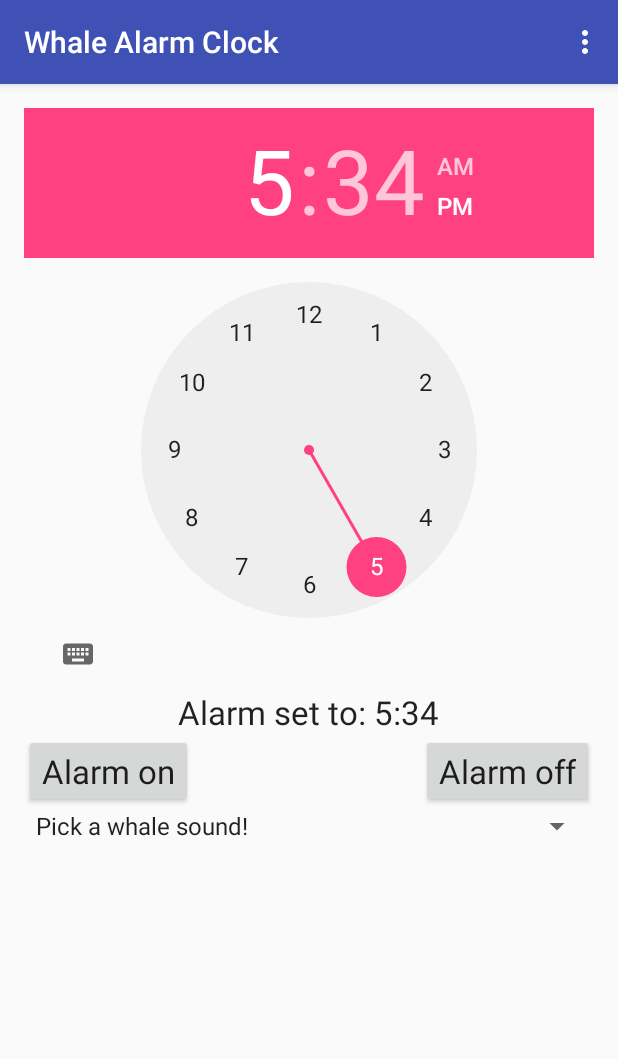
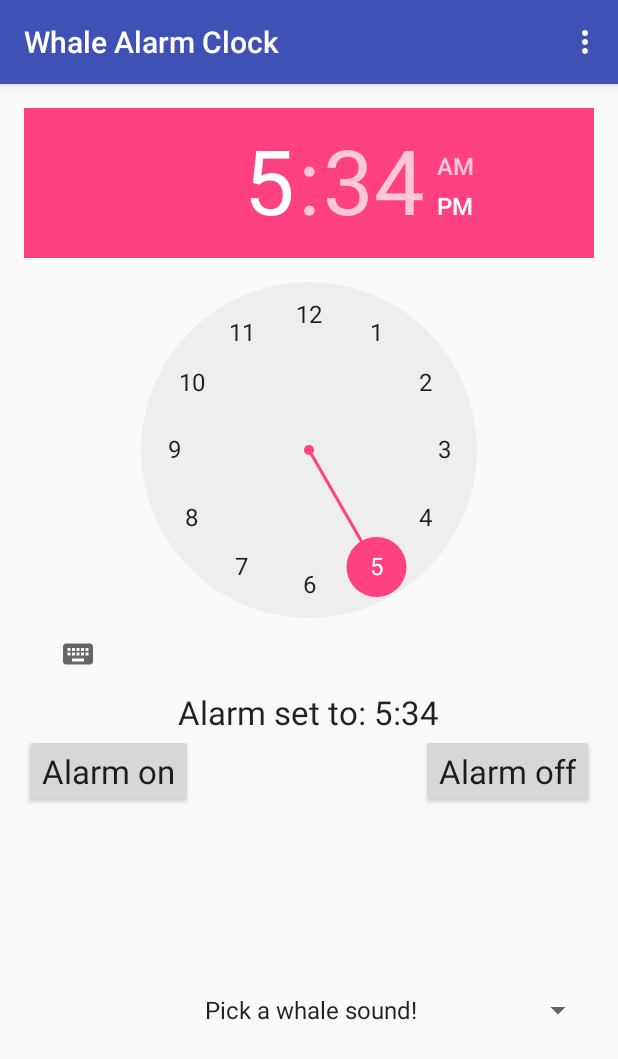
Before and after one commit to liyiran/alarm, an Android app: the screen it shows after launch (MainActivity), after a tap on "Alarm on", on a phone screen of 412 x 824 dp. Shown: the top 1059 px of the screen. Run offline under Robolectric (Android 15) with nearby library versions, the phone set to English and light mode, and no system bars.

Commit message:
make 4.0.3 working

```diff
--- a/app/build.gradle
+++ b/app/build.gradle
@@ -6,8 +6,7 @@ android {
 
     defaultConfig {
         applicationId "anna.whalealarmclock"
-        minSdkVersion 16
-        targetSdkVersion 25
+        minSdkVersion 15
         versionCode 1
         versionName "1.0"
     }
--- a/app/src/main/java/anna/whalealarmclock/MainActivity.java
+++ b/app/src/main/java/anna/whalealarmclock/MainActivity.java
@@ -7,21 +7,18 @@ import android.content.Context;
 import android.content.Intent;
 import android.os.Build;
 import android.os.Bundle;
-import android.support.design.widget.FloatingActionButton;
-import android.support.design.widget.Snackbar;
 import android.support.v7.app.AppCompatActivity;
 import android.support.v7.widget.Toolbar;
 import android.util.Log;
-import android.view.View;
 import android.view.Menu;
 import android.view.MenuItem;
+import android.view.View;
 import android.widget.AdapterView;
 import android.widget.ArrayAdapter;
 import android.widget.Button;
 import android.widget.Spinner;
 import android.widget.TextView;
 import android.widget.TimePicker;
-import android.widget.Toast;
 
 import java.util.Calendar;
 
@@ -78,18 +75,18 @@ public class MainActivity extends AppCompatActivity implements AdapterView.OnIte
 
         // create an onClick listener to start the alarm
         alarm_on.setOnClickListener(new View.OnClickListener() {
-            @TargetApi(Build.VERSION_CODES.M)
+            @TargetApi(Build.VERSION_CODES.ICE_CREAM_SANDWICH_MR1)
             @Override
             public void onClick(View v) {
 
                 // setting calendar instance with the hour and minute that we picked
                 // on the time picker
-                calendar.set(Calendar.HOUR_OF_DAY, alarm_timepicker.getHour());
-                calendar.set(Calendar.MINUTE, alarm_timepicker.getMinute());
+                calendar.set(Calendar.HOUR_OF_DAY, alarm_timepicker.getCurrentHour());
+                calendar.set(Calendar.MINUTE, alarm_timepicker.getCurrentMinute());
 
                 // get the int values of the hour and minute
-                int hour = alarm_timepicker.getHour();
-                int minute = alarm_timepicker.getMinute();
+                int hour = alarm_timepicker.getCurrentHour();
+                int minute = alarm_timepicker.getCurrentMinute();
 
                 // convert the int values to strings
                 String hour_string = String.valueOf(hour);
--- a/app/src/main/java/anna/whalealarmclock/RingtonePlayingService.java
+++ b/app/src/main/java/anna/whalealarmclock/RingtonePlayingService.java
@@ -27,7 +27,7 @@ public class RingtonePlayingService extends Service {
         return null;
     }
 
-    @TargetApi(Build.VERSION_CODES.LOLLIPOP)
+    @TargetApi(Build.VERSION_CODES.ICE_CREAM_SANDWICH_MR1)
     @Override
     public int onStartCommand(Intent intent, int flags, int startId) {
         Log.i("LocalService", "Received start id " + startId + ": " + intent);
@@ -59,7 +59,7 @@ public class RingtonePlayingService extends Service {
                 .setSmallIcon(R.drawable.ic_action_call)
                 .setContentIntent(pending_intent_main_activity)
                 .setAutoCancel(true)
-                .build();
+                .getNotification();
 
 
 
--- a/app/src/main/res/layout/content_main.xml
+++ b/app/src/main/res/layout/content_main.xml
@@ -15,37 +15,33 @@
     <TimePicker
         android:layout_width="wrap_content"
         android:layout_height="wrap_content"
-        android:id="@+id/timePicker"
-        android:layout_alignParentLeft="true"
-        android:layout_alignParentStart="true" />
+        android:id="@+id/timePicker" />
 
     <Button
         android:layout_width="wrap_content"
         android:layout_height="wrap_content"
         android:textAppearance="?android:attr/textAppearanceLarge"
-        android:text="Alarm on"
+        android:text="@string/alarm_on"
         android:id="@+id/alarm_on"
         android:clickable="true"
         android:layout_below="@+id/update_text"
-        android:layout_alignParentLeft="true"
-        android:layout_alignParentStart="true" />
+        android:layout_alignParentLeft="true" />
 
     <Button
         android:layout_width="wrap_content"
         android:layout_height="wrap_content"
         android:textAppearance="?android:attr/textAppearanceLarge"
-        android:text="Alarm off"
+        android:text="@string/alarm_off"
         android:id="@+id/alarm_off"
         android:clickable="true"
         android:layout_below="@+id/update_text"
-        android:layout_alignParentRight="true"
-        android:layout_alignParentEnd="true" />
+        android:layout_alignParentRight="true" />
 
     <TextView
         android:layout_width="wrap_content"
         android:layout_height="wrap_content"
         android:textAppearance="?android:attr/textAppearanceLarge"
-        android:text="Did you set the alarm?"
+        android:text="@string/did_you_set_the_alarm"
         android:id="@+id/update_text"
         android:layout_below="@+id/timePicker"
         android:layout_centerHorizontal="true" />
@@ -54,9 +50,9 @@
         android:layout_width="wrap_content"
         android:layout_height="wrap_content"
         android:id="@+id/richard_spinner"
-        android:layout_below="@+id/alarm_on"
-        android:layout_centerHorizontal="true"
-        />
+        android:layout_alignParentBottom="true"
+        android:layout_toRightOf="@+id/alarm_on"
+        android:layout_below="@+id/alarm_on" />
 
 
 </RelativeLayout>
--- a/app/src/main/res/values-v21/styles.xml
+++ b/app/src/main/res/values-v21/styles.xml
@@ -1,9 +1,6 @@
-<resources>>
-
+<resources>
     <style name="AppTheme.NoActionBar">
         <item name="windowActionBar">false</item>
         <item name="windowNoTitle">true</item>
-        <item name="android:windowDrawsSystemBarBackgrounds">true</item>
-        <item name="android:statusBarColor">@android:color/transparent</item>
     </style>
 </resources>
--- a/app/src/main/res/values/strings.xml
+++ b/app/src/main/res/values/strings.xml
@@ -1,6 +1,9 @@
 <resources>
     <string name="app_name">Whale Alarm Clock</string>
     <string name="action_settings">Settings</string>
+    <string name="alarm_on">Alarm on</string>
+    <string name="alarm_off">Alarm off</string>
+    <string name="did_you_set_the_alarm">Did you set the alarm?</string>
 
     <string-array name="whale_array">
         <item>Pick a whale sound!</item>
```
